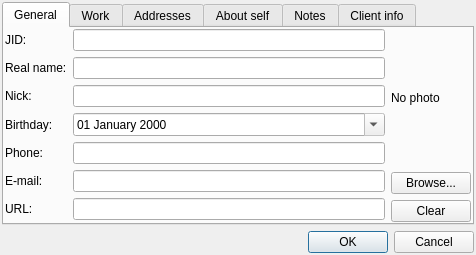
Above: src/plugins/azoth/plugins/xoox/vcarddialog.ui from 0xd34df00d/leechcraft before the change. Below: the same form after it.
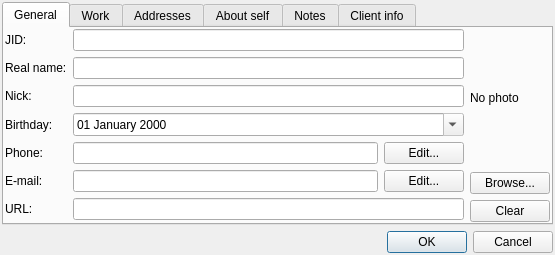
That is the form after the change.

Commit message: Azoth Xoox: allow to edit phones.

Diff of the .ui file:
```diff
--- a/src/plugins/azoth/plugins/xoox/vcarddialog.ui
+++ b/src/plugins/azoth/plugins/xoox/vcarddialog.ui
@@ -6,8 +6,8 @@
    <rect>
     <x>0</x>
     <y>0</y>
-    <width>476</width>
-    <height>252</height>
+    <width>555</width>
+    <height>254</height>
    </rect>
   </property>
   <layout class="QVBoxLayout" name="verticalLayout">
@@ -81,16 +81,6 @@
            <property name="text">
             <string>Phone:</string>
            </property>
-           <property name="buddy">
-            <cstring>EditPhone_</cstring>
-           </property>
-          </widget>
-         </item>
-         <item row="4" column="1">
-          <widget class="QLineEdit" name="EditPhone_">
-           <property name="readOnly">
-            <bool>true</bool>
-           </property>
           </widget>
          </item>
          <item row="5" column="0">
@@ -98,16 +88,6 @@
            <property name="text">
             <string>E-mail:</string>
            </property>
-           <property name="buddy">
-            <cstring>EditEmail_</cstring>
-           </property>
-          </widget>
-         </item>
-         <item row="5" column="1">
-          <widget class="QLineEdit" name="EditEmail_">
-           <property name="readOnly">
-            <bool>true</bool>
-           </property>
           </widget>
          </item>
          <item row="3" column="1">
@@ -157,6 +137,34 @@
            </property>
           </widget>
          </item>
+         <item row="4" column="1">
+          <layout class="QHBoxLayout" name="horizontalLayout_3">
+           <item>
+            <widget class="QLineEdit" name="EditPhone_"/>
+           </item>
+           <item>
+            <widget class="QPushButton" name="PhoneButton_">
+             <property name="text">
+              <string>Edit...</string>
+             </property>
+            </widget>
+           </item>
+          </layout>
+         </item>
+         <item row="5" column="1">
+          <layout class="QHBoxLayout" name="horizontalLayout_4">
+           <item>
+            <widget class="QLineEdit" name="EditEmail_"/>
+           </item>
+           <item>
+            <widget class="QPushButton" name="EmailButton_">
+             <property name="text">
+              <string>Edit...</string>
+             </property>
+            </widget>
+           </item>
+          </layout>
+         </item>
         </layout>
        </item>
        <item>
```
The commit also changes 2 other files.
